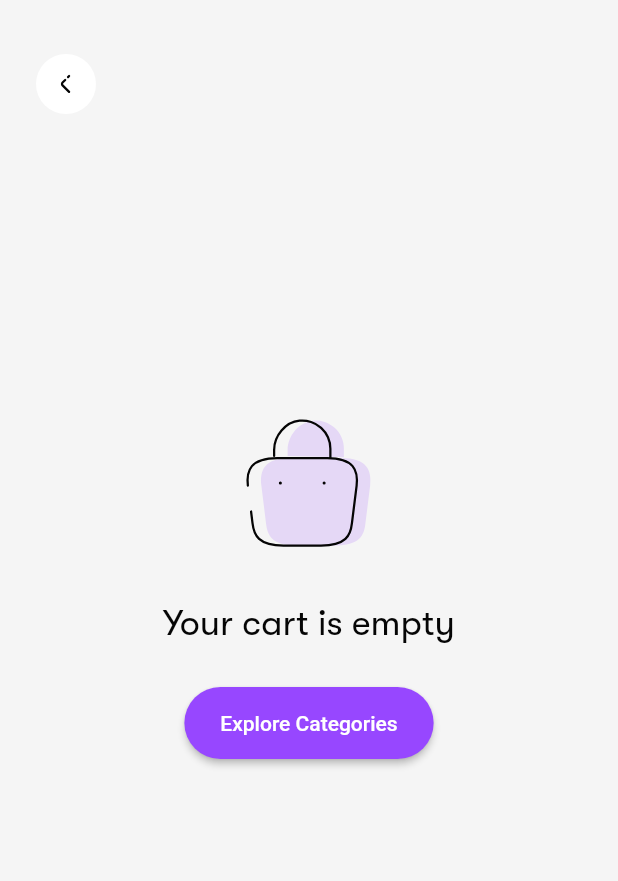
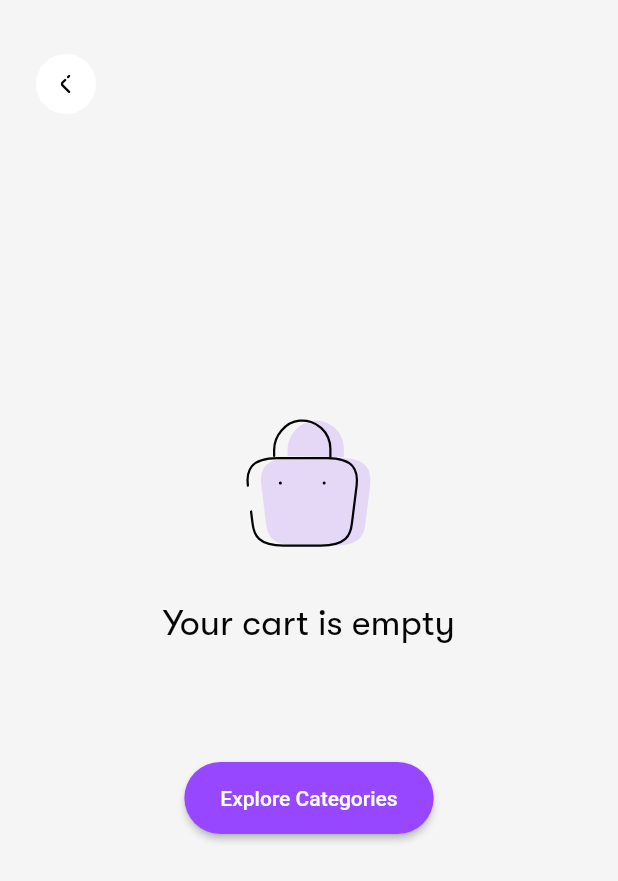
Before and after one commit to pawan718/ecommerce, a Flutter app: the EmptyScreen screen opened directly, on a phone screen of 412 x 824 dp. Shown: the top 881 px of the screen. Run offline on Flutter 3.47's test engine with Material 2 defaults, Android fonts, the phone set to English and light mode, and no system bars; our stand-ins replace bloc, cloud_firestore, firebase_auth, firebase_core, flutter_bloc, flutter_svg and 4 more; missing offline and left inert: order_tracker; accounts and stored records are empty.

```diff
--- a/lib/Screens/product_screens/empty_cart_screen.dart
+++ b/lib/Screens/product_screens/empty_cart_screen.dart
@@ -32,6 +32,7 @@ class EmptyScreen extends StatelessWidget {
             text: 'Your cart is empty',
             size: 24,
           ),
+          const SizedBox(height: 50,),
           const SizedBox(
             height: 30,
           ),
--- a/lib/main.dart
+++ b/lib/main.dart
@@ -63,7 +63,7 @@ class MyApp extends StatelessWidget {
       ],
       child: MaterialApp(
         theme: ThemeData(),
-        home: const SplashScreen(),
+        home:  SplashScreen(),
       ),
     );
   }
```
